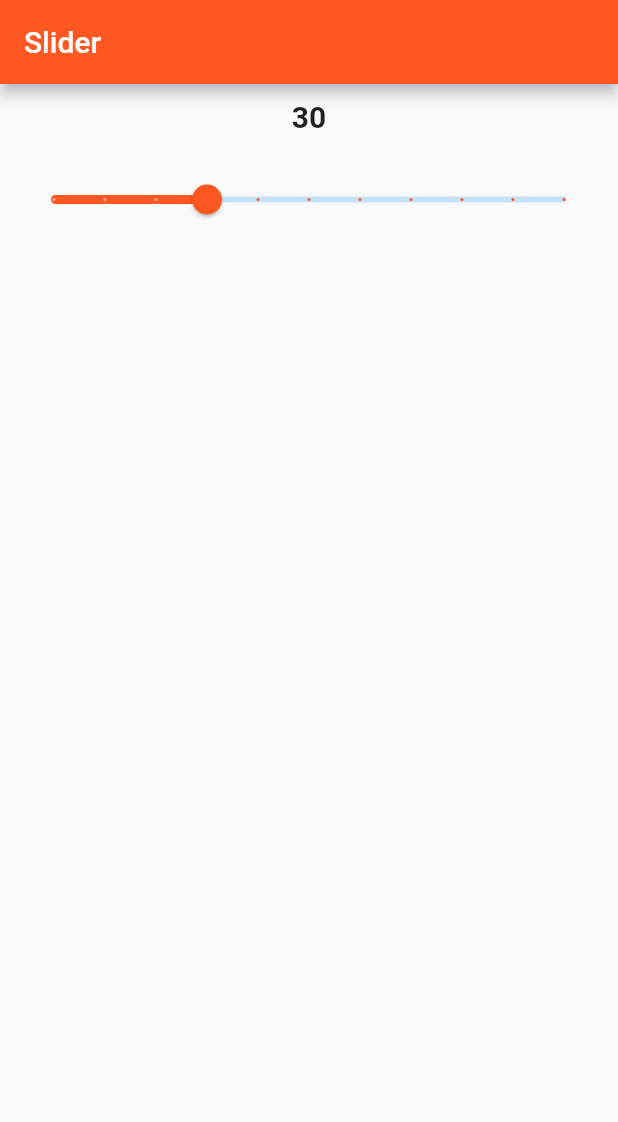
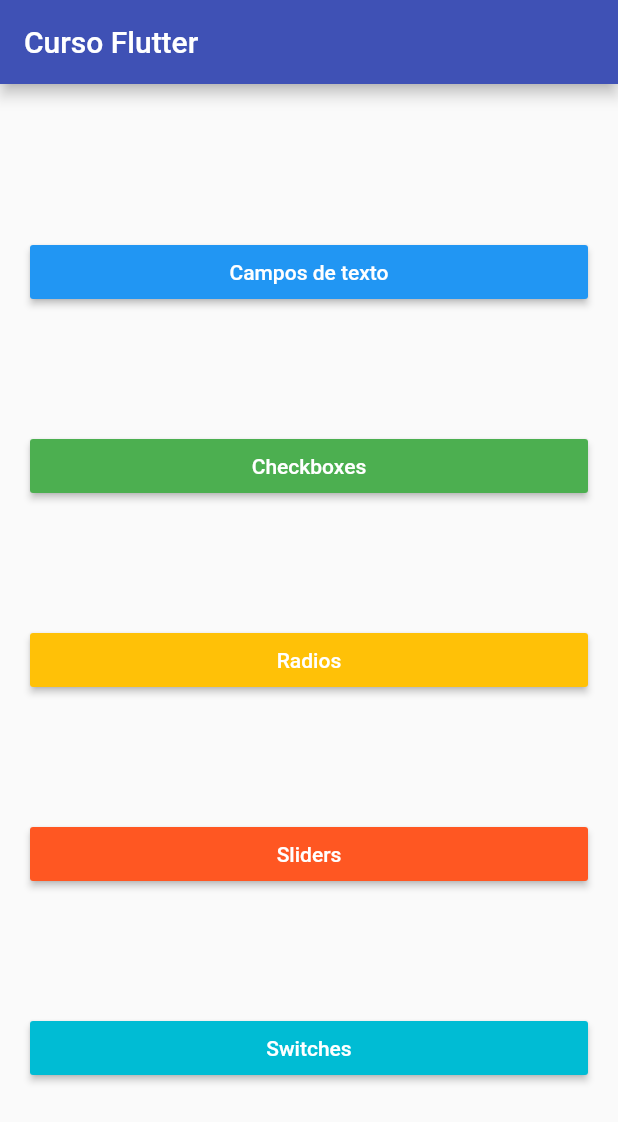
Before and after one commit to moreirapontocom/flutter-entrada-dados-forms, a Flutter app: the screen it shows after launch, on a phone screen of 412 x 824 dp. Shown: the top 1122 px of the screen. Run offline on Flutter 3.47's test engine with Material 2 defaults, Android fonts, the phone set to English and light mode, and no system bars.

Commit message:
Navigating between screens

```diff
--- /dev/null
+++ b/lib/home.dart
@@ -0,0 +1,98 @@
+import 'package:entradadados/campoTexto.dart';
+import 'package:entradadados/myRadios.dart';
+import 'package:entradadados/mycheckbox.dart';
+import 'package:entradadados/myslider.dart';
+import 'package:entradadados/myswitch.dart';
+import 'package:flutter/material.dart';
+
+class HomePage extends StatefulWidget {
+  @override
+  _HomePageState createState() => _HomePageState();
+}
+
+class _HomePageState extends State<HomePage> {
+  @override
+  Widget build(BuildContext context) {
+    return Scaffold(
+      appBar: AppBar(
+        title: Text("Curso Flutter"),
+        backgroundColor: Colors.indigo,
+      ),
+      body: Container(
+        padding: EdgeInsets.all(20),
+        child: Column(
+          mainAxisAlignment: MainAxisAlignment.spaceEvenly,
+          crossAxisAlignment: CrossAxisAlignment.stretch,
+          children: <Widget>[
+
+            RaisedButton(
+              color: Colors.blue,
+              child: Text("Campos de texto", style: TextStyle(color: Colors.white)),
+              onPressed: () {
+                Navigator.push(
+                  context,
+                  MaterialPageRoute(
+                    builder: (context) => CampoTexto()
+                  )
+                );
+              },
+            ),
+
+            RaisedButton(
+              color: Colors.green,
+              child: Text("Checkboxes", style: TextStyle(color: Colors.white)),
+              onPressed: () {
+                Navigator.push(
+                  context,
+                  MaterialPageRoute(
+                    builder: (context) => MyCheckbox()
+                  )
+                );
+              },
+            ),
+
+            RaisedButton(
+              color: Colors.amber,
+              child: Text("Radios", style: TextStyle(color: Colors.white)),
+              onPressed: () {
+                Navigator.push(
+                  context,
+                  MaterialPageRoute(
+                    builder: (context) => MyRadios()
+                  )
+                );
+              },
+            ),
+
+            RaisedButton(
+              color: Colors.deepOrange,
+              child: Text("Sliders", style: TextStyle(color: Colors.white)),
+              onPressed: () {
+                Navigator.push(
+                  context,
+                  MaterialPageRoute(
+                    builder: (context) => MySlider()
+                  )
+                );
+              },
+            ),
+
+            RaisedButton(
+              color: Colors.cyan,
+              child: Text("Switches", style: TextStyle(color: Colors.white)),
+              onPressed: () {
+                Navigator.push(
+                  context,
+                  MaterialPageRoute(
+                    builder: (context) => MySwitches()
+                  )
+                );
+              },
+            )
+
+          ],
+        ),
+      ),
+    );
+  }
+}
```
Also changed, not shown: lib/main.dart (+5 -3 lines).
